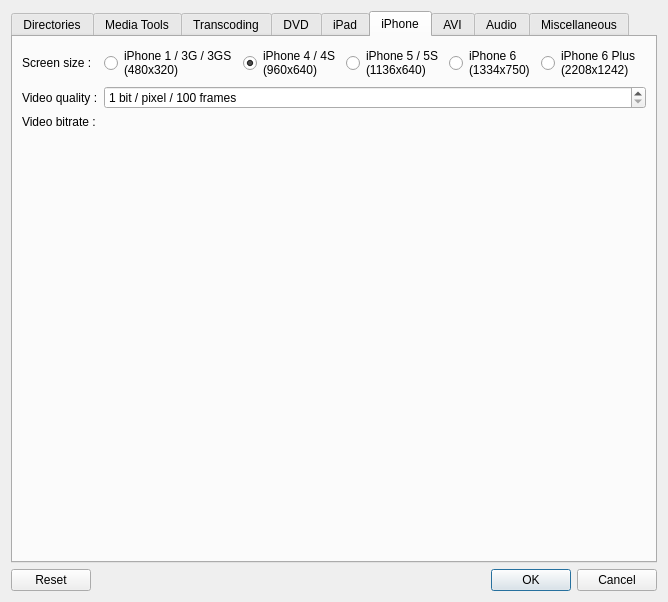
This is src/QtlMovie/QtlMovieEditSettings.ui in qtlmovie/qtlmovie as Qt 5 draws it before an edit. The edited form follows.
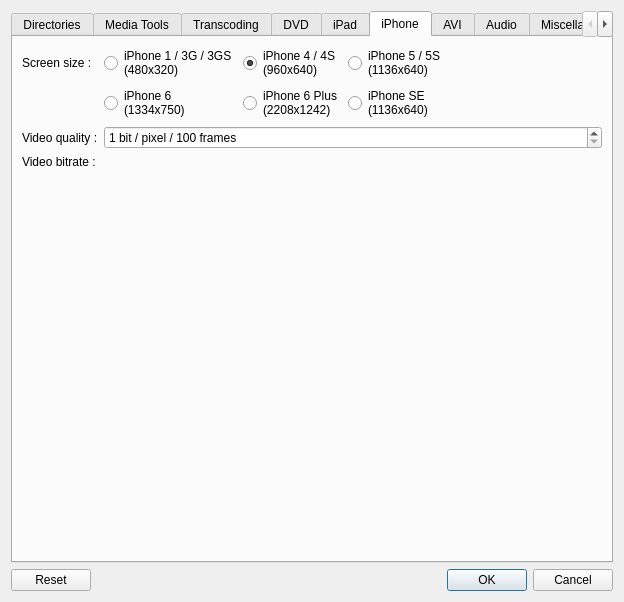
This is the edited form. The open tabs and pages were chosen to show the change. Icons and pictures are not drawn. Custom widgets are drawn as their Qt base class.

Commit message: Added support for iPhone SE

The edit to the form file:
```diff
--- a/src/QtlMovie/QtlMovieEditSettings.ui
+++ b/src/QtlMovie/QtlMovieEditSettings.ui
@@ -832,42 +832,6 @@
        <string>iPhone</string>
       </attribute>
       <layout class="QGridLayout" name="gridLayoutIphone">
-       <item row="0" column="5">
-        <widget class="QRadioButton" name="radioIphone6Plus">
-         <property name="text">
-          <string>iPhone 6 Plus
-(2208x1242)</string>
-         </property>
-        </widget>
-       </item>
-       <item row="0" column="4">
-        <widget class="QRadioButton" name="radioIphone6">
-         <property name="text">
-          <string>iPhone 6
-(1334x750)</string>
-         </property>
-        </widget>
-       </item>
-       <item row="3" column="1">
-        <spacer name="spacerIphone">
-         <property name="orientation">
-          <enum>Qt::Vertical</enum>
-         </property>
-         <property name="sizeHint" stdset="0">
-          <size>
-           <width>20</width>
-           <height>40</height>
-          </size>
-         </property>
-        </spacer>
-       </item>
-       <item row="0" column="0">
-        <widget class="QLabel" name="labelIphoneResolution">
-         <property name="text">
-          <string>Screen size :</string>
-         </property>
-        </widget>
-       </item>
        <item row="0" column="6">
         <spacer name="spacerIphoneSize">
          <property name="orientation">
@@ -881,7 +845,7 @@
          </property>
         </spacer>
        </item>
-       <item row="1" column="1" colspan="6">
+       <item row="2" column="1" colspan="6">
         <widget class="QSpinBox" name="spinIphoneQuality">
          <property name="sizePolicy">
           <sizepolicy hsizetype="MinimumExpanding" vsizetype="Fixed">
@@ -906,7 +870,27 @@
          </property>
         </widget>
        </item>
-       <item row="1" column="0">
+       <item row="4" column="1">
+        <spacer name="spacerIphone">
+         <property name="orientation">
+          <enum>Qt::Vertical</enum>
+         </property>
+         <property name="sizeHint" stdset="0">
+          <size>
+           <width>20</width>
+           <height>40</height>
+          </size>
+         </property>
+        </spacer>
+       </item>
+       <item row="0" column="0">
+        <widget class="QLabel" name="labelIphoneResolution">
+         <property name="text">
+          <string>Screen size :</string>
+         </property>
+        </widget>
+       </item>
+       <item row="2" column="0">
         <widget class="QLabel" name="labelIphoneQuality">
          <property name="sizePolicy">
           <sizepolicy hsizetype="Minimum" vsizetype="Preferred">
@@ -946,14 +930,14 @@
          </property>
         </widget>
        </item>
-       <item row="2" column="0">
+       <item row="3" column="0">
         <widget class="QLabel" name="labelIphoneBitRate">
          <property name="text">
           <string>Video bitrate :</string>
          </property>
         </widget>
        </item>
-       <item row="2" column="1" colspan="6">
+       <item row="3" column="1" colspan="6">
         <widget class="QLabel" name="labelIphoneMaxBitRate">
          <property name="sizePolicy">
           <sizepolicy hsizetype="Expanding" vsizetype="Preferred">
@@ -966,6 +950,30 @@
          </property>
         </widget>
        </item>
+       <item row="1" column="3">
+        <widget class="QRadioButton" name="radioIphoneSE">
+         <property name="text">
+          <string>iPhone SE
+(1136x640)</string>
+         </property>
+        </widget>
+       </item>
+       <item row="1" column="1">
+        <widget class="QRadioButton" name="radioIphone6">
+         <property name="text">
+          <string>iPhone 6
+(1334x750)</string>
+         </property>
+        </widget>
+       </item>
+       <item row="1" column="2">
+        <widget class="QRadioButton" name="radioIphone6Plus">
+         <property name="text">
+          <string>iPhone 6 Plus
+(2208x1242)</string>
+         </property>
+        </widget>
+       </item>
       </layout>
      </widget>
      <widget class="QWidget" name="tabAvi">
```
The commit also changes 6 other files.
